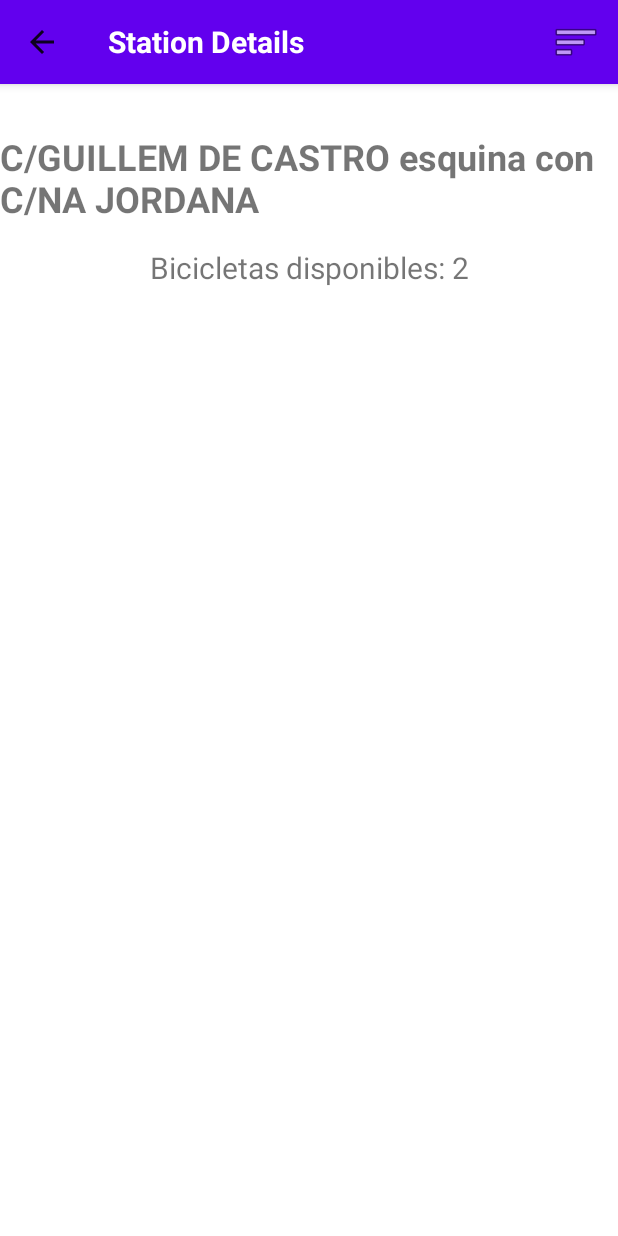
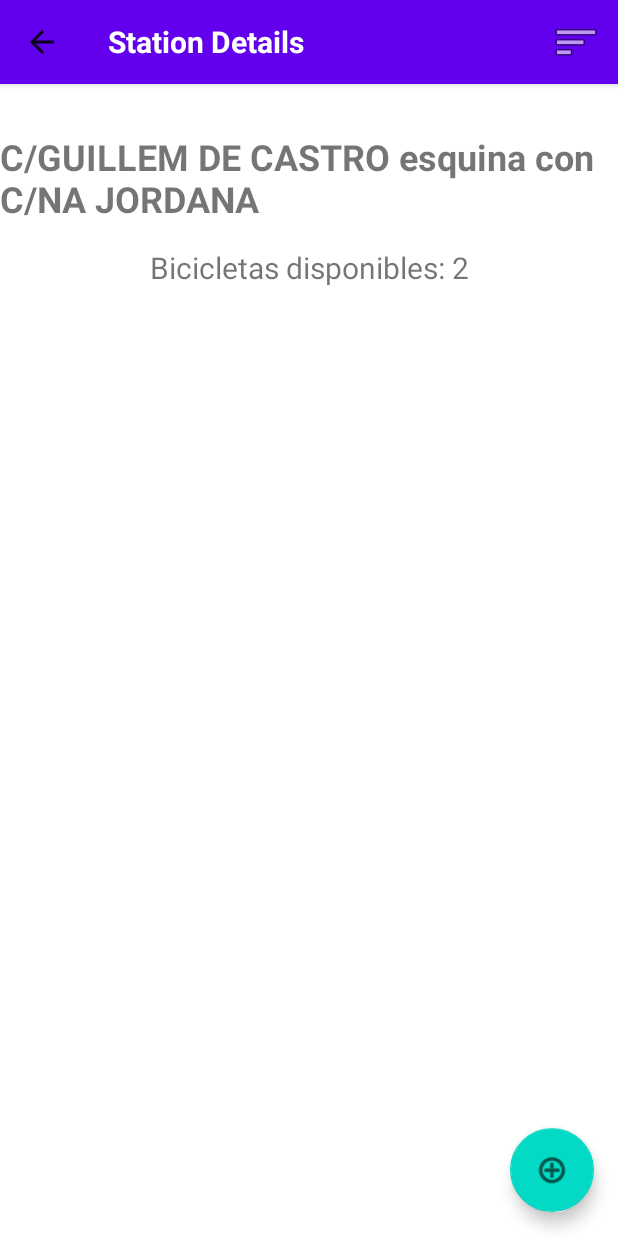
Before and after one commit to MatsAW03/Valenbisi, an Android app built with Jetpack Compose: the screen it shows after launch (BikeStationDetailActivity), after a tap on "C/GUILLEM DE CASTRO esquina con C/NA JOR", on a phone screen of 412 x 824 dp. Run offline under Robolectric (Android 15) with nearby library versions, the phone set to English and light mode, and no system bars; our stand-ins replace Room's generated code.

Commit message:
Implemented incident reporting functionality for bike stations

```diff
--- /dev/null
+++ b/app/src/main/java/com/example/balenbisi/AppDatabase.kt
@@ -0,0 +1,9 @@
+package com.example.balenbisi
+
+import androidx.room.Database
+import androidx.room.RoomDatabase
+
+@Database(entities = [Incident::class], version = 1)
+abstract class AppDatabase : RoomDatabase() {
+    abstract fun incidentDao(): IncidentDao
+}
--- a/app/src/main/java/com/example/balenbisi/BikeStationDetailActivity.kt
+++ b/app/src/main/java/com/example/balenbisi/BikeStationDetailActivity.kt
@@ -12,22 +12,34 @@ import androidx.appcompat.app.AppCompatActivity
 import androidx.appcompat.widget.Toolbar
 import androidx.core.view.ViewCompat
 import androidx.core.view.WindowInsetsCompat
+import androidx.lifecycle.lifecycleScope
+import androidx.recyclerview.widget.LinearLayoutManager
+import androidx.recyclerview.widget.RecyclerView
+import androidx.room.Room
+import com.google.android.material.floatingactionbutton.FloatingActionButton
+import kotlinx.coroutines.launch
 
 class BikeStationDetailActivity : AppCompatActivity() {
     private lateinit var station: BikeStation
+    private lateinit var database: AppDatabase
 
     override fun onCreate(savedInstanceState: Bundle?) {
         super.onCreate(savedInstanceState)
         enableEdgeToEdge()
         setContentView(R.layout.activity_bike_station_detail)
 
-        // Set up toolbar (matches main activity style)
+        // Initialize Room database
+        database = Room.databaseBuilder(
+            applicationContext,
+            AppDatabase::class.java,
+            "valenbisi-db"
+        ).build()
+
+        // Set up toolbar
         val toolbar: Toolbar = findViewById(R.id.toolbar)
         setSupportActionBar(toolbar)
-        supportActionBar?.setDisplayHomeAsUpEnabled(true) // Show back button
-        supportActionBar?.setDisplayShowTitleEnabled(false) // Disable default title
-
-        // Custom title like main activity
+        supportActionBar?.setDisplayHomeAsUpEnabled(true)
+        supportActionBar?.setDisplayShowTitleEnabled(false)
         toolbar.findViewById<TextView>(R.id.toolbar_title).text = "Station Details"
 
         ViewCompat.setOnApplyWindowInsetsListener(findViewById(R.id.main)) { v, insets ->
@@ -50,10 +62,52 @@ class BikeStationDetailActivity : AppCompatActivity() {
             // Update UI
             findViewById<TextView>(R.id.tvDetailStationName).text = station.name
             findViewById<TextView>(R.id.tvDetailFreeBikes).text = "Bicicletas disponibles: ${station.free_bikes}"
+
+            // Set up FAB click listener
+            findViewById<FloatingActionButton>(R.id.fabAddIncident).setOnClickListener {
+                val intent = Intent(this, ReportIncidentActivity::class.java).apply {
+                    putExtra("STATION_ID", station.number)
+                    putExtra("STATION_NAME", station.name) // Add station name
+                }
+                startActivity(intent)
+            }
+
+            // Load and display incidents
+            loadIncidents()
+
         } catch (e: Exception) {
             e.printStackTrace()
             Toast.makeText(this, "Error loading station data", Toast.LENGTH_SHORT).show()
             finish()
+        }
+    }
+
+    private fun loadIncidents() {
+        lifecycleScope.launch {
+            try {
+                val incidents = database.incidentDao().getIncidentsByStation(station.number)
+                runOnUiThread {
+                    val recyclerView = findViewById<RecyclerView>(R.id.rvIncidents)
+                    recyclerView.layoutManager = LinearLayoutManager(this@BikeStationDetailActivity)
+                    recyclerView.adapter = IncidentAdapter(incidents)
+                }
+            } catch (e: Exception) {
+                runOnUiThread {
+                    Toast.makeText(
+                        this@BikeStationDetailActivity,
+                        "Error loading incidents",
+                        Toast.LENGTH_SHORT
+                    ).show()
+                }
+            }
+        }
+    }
+
+    override fun onResume() {
+        super.onResume()
+        // Refresh incidents when returning from ReportIncidentActivity
+        if (::station.isInitialized) {
+            loadIncidents()
         }
     }
 
@@ -65,12 +119,20 @@ class BikeStationDetailActivity : AppCompatActivity() {
     override fun onOptionsItemSelected(item: MenuItem): Boolean {
         return when (item.itemId) {
             android.R.id.home -> {
-                // Handle back button press
-                onBackPressed()
+                onBackPressedDispatcher.onBackPressed()
                 true
             }
             R.id.menu_open_map -> {
                 openStationInMaps()
+                true
+            }
+            R.id.menu_report_incident -> {
+                // Reuse the same code as the FAB click
+                val intent = Intent(this, ReportIncidentActivity::class.java).apply {
+                    putExtra("STATION_ID", station.number)
+                    putExtra("STATION_NAME", station.name)
+                }
+                startActivity(intent)
                 true
             }
             else -> super.onOptionsItemSelected(item)
--- /dev/null
+++ b/app/src/main/java/com/example/balenbisi/IncidentDao.kt
@@ -0,0 +1,22 @@
+package com.example.balenbisi
+
+import androidx.room.*
+
+@Dao
+interface IncidentDao {
+
+    @Insert
+    suspend fun insert(incident: Incident)
+
+    @Update
+    suspend fun update(incident: Incident)
+
+    @Delete
+    suspend fun delete(incident: Incident)
+
+    @Query("SELECT * FROM incidents WHERE bikeStationId = :stationId")
+    suspend fun getIncidentsByStation(stationId: Int): List<Incident>
+
+    @Query("SELECT * FROM incidents WHERE id = :incidentId")
+    suspend fun getIncidentById(incidentId: Int): Incident?
+}
--- a/app/src/main/java/com/example/balenbisi/MainActivity.kt
+++ b/app/src/main/java/com/example/balenbisi/MainActivity.kt
@@ -7,6 +7,7 @@ import androidx.appcompat.app.AppCompatActivity
 import androidx.appcompat.widget.Toolbar
 import androidx.recyclerview.widget.LinearLayoutManager
 import androidx.recyclerview.widget.RecyclerView
+import androidx.room.Room
 import org.json.JSONArray
 import org.json.JSONObject
 import java.io.InputStream
@@ -15,9 +16,19 @@ class MainActivity : AppCompatActivity() {
     private lateinit var bikeStations: MutableList<BikeStation>
     private lateinit var adapter: BikeStationAdapter
 
+    // Add Room database instance (new code)
+    private lateinit var database: AppDatabase
+
     override fun onCreate(savedInstanceState: Bundle?) {
         super.onCreate(savedInstanceState)
         setContentView(R.layout.activity_main)
+
+        // Initialize Room database (new code)
+        database = Room.databaseBuilder(
+            applicationContext,
+            AppDatabase::class.java,
+            "valenbisi-db"
+        ).build()
 
         // Set up toolbar
         val toolbar: Toolbar = findViewById(R.id.toolbar)
--- a/app/src/main/res/layout/activity_bike_station_detail.xml
+++ b/app/src/main/res/layout/activity_bike_station_detail.xml
@@ -55,6 +55,30 @@
         app:layout_constraintEnd_toEndOf="parent"
         android:layout_marginTop="16dp"/>
 
+    <!-- Incidents RecyclerView -->
+    <androidx.recyclerview.widget.RecyclerView
+        android:id="@+id/rvIncidents"
+        android:layout_width="0dp"
+        android:layout_height="0dp"
+        android:layout_marginTop="16dp"
+        app:layout_constraintTop_toBottomOf="@id/tvDetailFreeBikes"
+        app:layout_constraintStart_toStartOf="parent"
+        app:layout_constraintEnd_toEndOf="parent"
+        app:layout_constraintBottom_toTopOf="@id/fabAddIncident"
+        android:clipToPadding="false"
+        android:paddingBottom="8dp"/>
+
+    <!-- Floating Action Button -->
+    <com.google.android.material.floatingactionbutton.FloatingActionButton
+        android:id="@+id/fabAddIncident"
+        android:layout_width="wrap_content"
+        android:layout_height="wrap_content"
+        android:layout_margin="16dp"
+        android:src="@android:drawable/ic_menu_add"
+        app:layout_constraintBottom_toBottomOf="parent"
+        app:layout_constraintEnd_toEndOf="parent"
+        android:contentDescription="Add incident"/>
+
   </androidx.constraintlayout.widget.ConstraintLayout>
 
 </LinearLayout>
--- a/app/src/main/res/menu/detail_menu.xml
+++ b/app/src/main/res/menu/detail_menu.xml
@@ -12,6 +12,11 @@
                 android:id="@+id/menu_open_map"
                 android:title="Open Map"
                 android:icon="@android:drawable/ic_menu_mapmode"/>
+            <!-- Add this new item -->
+            <item
+                android:id="@+id/menu_report_incident"
+                android:title="Report Incident"
+                android:icon="@android:drawable/ic_menu_add"/>
         </menu>
     </item>
 
```
Also changed, not shown: app/build.gradle.kts (+23 -4 lines), app/src/main/AndroidManifest.xml (+18 -8 lines), app/src/main/java/com/example/balenbisi/Incident.kt (added, +14 -0 lines), app/src/main/java/com/example/balenbisi/IncidentAdapter.kt (added, +34 -0 lines), app/src/main/java/com/example/balenbisi/ReportIncidentActivity.kt (added, +77 -0 lines), app/src/main/res/layout/activity_report_incident.xml (added, +61 -0 lines), app/src/main/res/layout/item_incident.xml (added, +44 -0 lines), app/src/main/res/menu/sort_menu.xml (deleted, +0 -9 lines), app/src/main/res/values/arrays.xml (added, +15 -0 lines).
